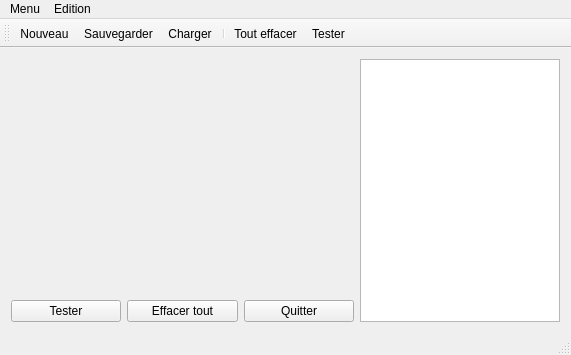
suzizecat/algocreator, file fenprincipale.ui: the form before one commit.
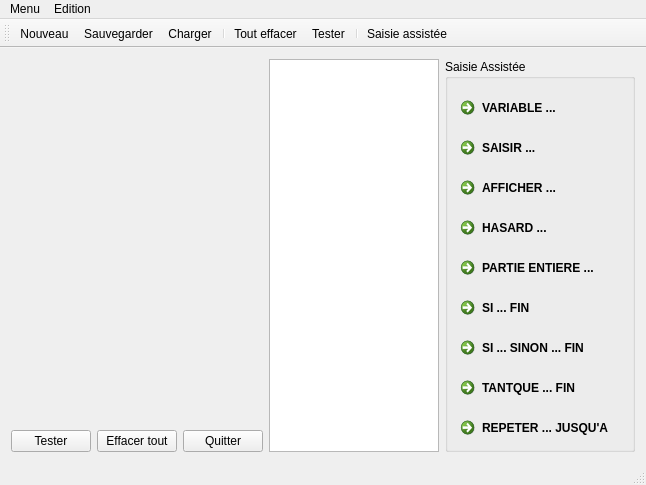
The form after the commit. Icons and pictures are not drawn. Custom widgets are drawn as their Qt base class.

Commit message: Ajour de la saisie assistée

Diff of the .ui file:
```diff
--- a/fenprincipale.ui
+++ b/fenprincipale.ui
@@ -6,8 +6,8 @@
    <rect>
     <x>0</x>
     <y>0</y>
-    <width>571</width>
-    <height>355</height>
+    <width>646</width>
+    <height>437</height>
    </rect>
   </property>
   <property name="windowTitle">
@@ -64,6 +64,97 @@
       </property>
      </widget>
     </item>
+    <item>
+     <widget class="QGroupBox" name="panneauSaisieAssist">
+      <property name="title">
+       <string>Saisie Assistée</string>
+      </property>
+      <layout class="QVBoxLayout" name="panneauSaisieAssistee">
+       <property name="leftMargin">
+        <number>5</number>
+       </property>
+       <property name="bottomMargin">
+        <number>5</number>
+       </property>
+       <item>
+        <widget class="QCommandLinkButton" name="creerVariable">
+         <property name="text">
+          <string>VARIABLE ...</string>
+         </property>
+        </widget>
+       </item>
+       <item>
+        <widget class="QCommandLinkButton" name="creerSaisir">
+         <property name="text">
+          <string>SAISIR ...</string>
+         </property>
+        </widget>
+       </item>
+       <item>
+        <widget class="QCommandLinkButton" name="creerAfficher">
+         <property name="text">
+          <string>AFFICHER ...</string>
+         </property>
+        </widget>
+       </item>
+       <item>
+        <widget class="QCommandLinkButton" name="creerHasard">
+         <property name="text">
+          <string>HASARD ...</string>
+         </property>
+        </widget>
+       </item>
+       <item>
+        <widget class="QCommandLinkButton" name="creerPartEnt">
+         <property name="text">
+          <string>PARTIE ENTIERE ...</string>
+         </property>
+        </widget>
+       </item>
+       <item>
+        <widget class="QCommandLinkButton" name="creerConditionSimple">
+         <property name="text">
+          <string>SI ... FIN</string>
+         </property>
+        </widget>
+       </item>
+       <item>
+        <widget class="QCommandLinkButton" name="creerConditionComplexe">
+         <property name="text">
+          <string>SI ... SINON ... FIN</string>
+         </property>
+        </widget>
+       </item>
+       <item>
+        <widget class="QCommandLinkButton" name="creerBoucle1">
+         <property name="text">
+          <string>TANTQUE ... FIN</string>
+         </property>
+        </widget>
+       </item>
+       <item>
+        <widget class="QCommandLinkButton" name="creerBoucle2">
+         <property name="text">
+          <string>REPETER ... JUSQU'A</string>
+         </property>
+        </widget>
+       </item>
+       <item>
+        <spacer name="verticalSpacer">
+         <property name="orientation">
+          <enum>Qt::Vertical</enum>
+         </property>
+         <property name="sizeHint" stdset="0">
+          <size>
+           <width>20</width>
+           <height>40</height>
+          </size>
+         </property>
+        </spacer>
+       </item>
+      </layout>
+     </widget>
+    </item>
    </layout>
   </widget>
   <widget class="QMenuBar" name="menuBar">
@@ -71,7 +162,7 @@
     <rect>
      <x>0</x>
      <y>0</y>
-     <width>571</width>
+     <width>646</width>
      <height>19</height>
     </rect>
    </property>
@@ -113,6 +204,8 @@
    <addaction name="separator"/>
    <addaction name="actionToutEffacer"/>
    <addaction name="actionTester"/>
+   <addaction name="separator"/>
+   <addaction name="actionSaisieAssistee"/>
   </widget>
   <widget class="QStatusBar" name="statusBar"/>
   <action name="actionOptions">
@@ -201,6 +294,18 @@
     <string>Tester</string>
    </property>
   </action>
+  <action name="actionSaisieAssistee">
+   <property name="checkable">
+    <bool>true</bool>
+   </property>
+   <property name="icon">
+    <iconset resource="ressources.qrc">
+     <normaloff>:/images/saisieAssistee</normaloff>:/images/saisieAssistee</iconset>
+   </property>
+   <property name="text">
+    <string>Saisie assistée</string>
+   </property>
+  </action>
  </widget>
  <layoutdefault spacing="6" margin="11"/>
  <customwidgets>
```
Left out of the diff: 5 changed lines with no effect on the pictures. The commit also changes 3 other files.
